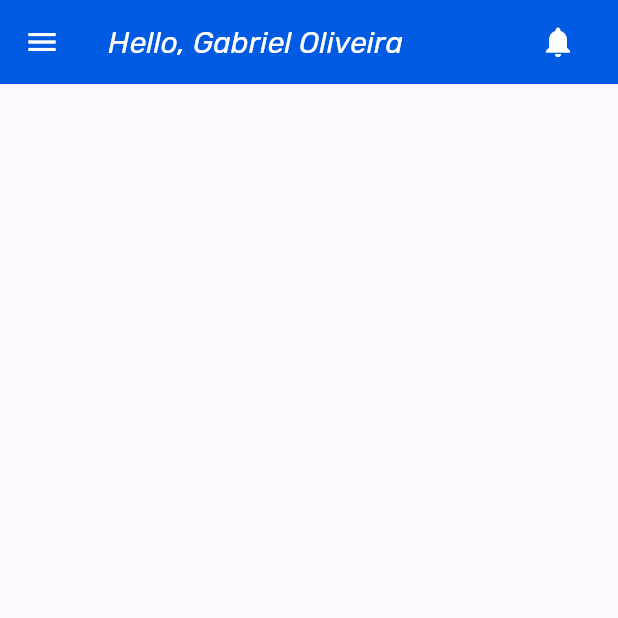
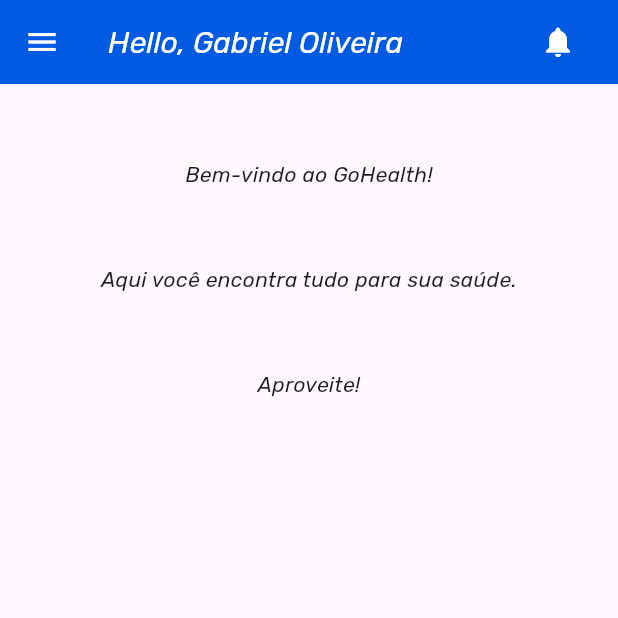
Before and after one commit to gohealthnow/FlutterGo, a Flutter app: the Homepage screen opened directly, on a phone screen of 412 x 824 dp, the top half of it. Run offline on Flutter 3.47's test engine with Material 3 defaults, Android fonts, the phone set to English and light mode, and no system bars; our stand-ins replace shared_preferences; accounts and stored records are empty.

Commit message:
feat: Add welcome message to home page

```diff
--- a/lib/src/app/home/home_page.dart
+++ b/lib/src/app/home/home_page.dart
@@ -18,7 +18,14 @@ class HomepageState extends State<Homepage> {
       body: Center(
         child: Column(
           mainAxisAlignment: MainAxisAlignment.start,
-          children: <Widget>[],
+          children: <Widget>[
+            SizedBox(height: 50),
+            Text('Bem-vindo ao GoHealth!'),
+            SizedBox(height: 50),
+            Text('Aqui você encontra tudo para sua saúde.'),
+            SizedBox(height: 50),
+            Text('Aproveite!'),
+          ],
         ),
       ),
     );
```
